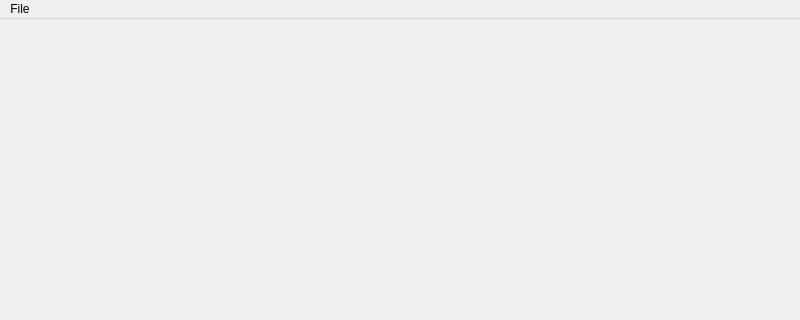
Qt form src/widgets/main_window.ui (pbmoeller/MinecraftNbtViewer) before a commit; both pictures show x 0 to 800 and y 0 to 320 of the 800 by 600 pixel window.
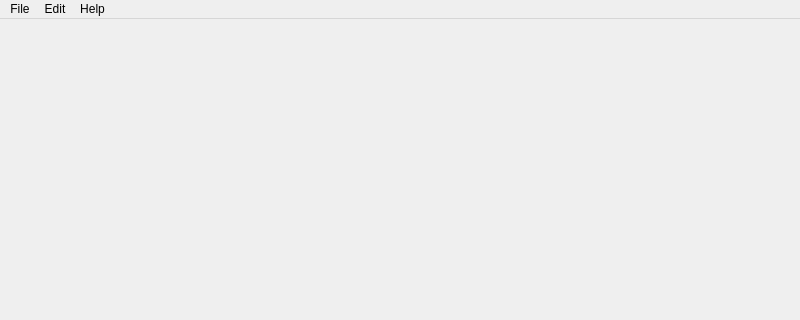
The same form after that commit.

The edit to the form file:
```diff
--- a/src/widgets/main_window.ui
+++ b/src/widgets/main_window.ui
@@ -29,8 +29,23 @@
     </property>
     <addaction name="actionOpen_File"/>
     <addaction name="actionOpen_Folder"/>
+    <addaction name="actionOpen_Minecraft_Save_Folder"/>
+    <addaction name="separator"/>
+    <addaction name="actionQuit"/>
+   </widget>
+   <widget class="QMenu" name="menuEdit">
+    <property name="title">
+     <string>Edit</string>
+    </property>
+   </widget>
+   <widget class="QMenu" name="menuHelp">
+    <property name="title">
+     <string>Help</string>
+    </property>
    </widget>
    <addaction name="menuFile"/>
+   <addaction name="menuEdit"/>
+   <addaction name="menuHelp"/>
   </widget>
   <widget class="QStatusBar" name="statusbar"/>
   <action name="actionOpen_File">
```
Left out of the diff: 10 changed lines with no effect on the pictures.
